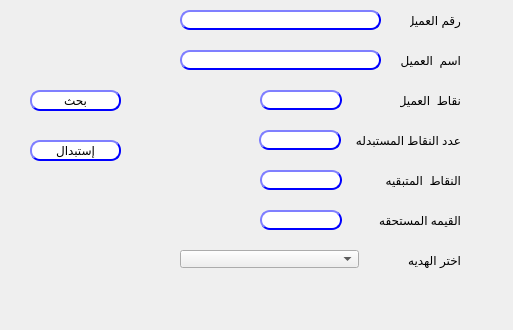
shymaa123456/HyperPOS2020, file presentation/loyalty_ui/redeemGift.ui: the form before one commit.
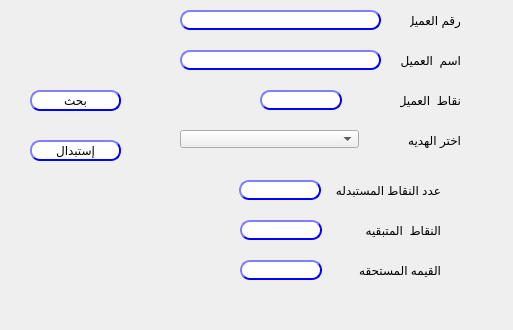
The form after the commit.

```diff
--- a/presentation/loyalty_ui/redeemGift.ui
+++ b/presentation/loyalty_ui/redeemGift.ui
@@ -169,8 +169,8 @@
    </property>
    <property name="geometry">
     <rect>
-     <x>259</x>
-     <y>130</y>
+     <x>239</x>
+     <y>180</y>
      <width>82</width>
      <height>20</height>
     </rect>
@@ -206,8 +206,8 @@
   <widget class="QLabel" name="label_17">
    <property name="geometry">
     <rect>
-     <x>350</x>
-     <y>130</y>
+     <x>330</x>
+     <y>180</y>
      <width>111</width>
      <height>20</height>
     </rect>
@@ -222,8 +222,8 @@
    </property>
    <property name="geometry">
     <rect>
-     <x>260</x>
-     <y>170</y>
+     <x>240</x>
+     <y>220</y>
      <width>82</width>
      <height>20</height>
     </rect>
@@ -259,8 +259,8 @@
   <widget class="QLabel" name="label_18">
    <property name="geometry">
     <rect>
-     <x>370</x>
-     <y>170</y>
+     <x>350</x>
+     <y>220</y>
      <width>91</width>
      <height>20</height>
     </rect>
@@ -272,8 +272,8 @@
   <widget class="QLabel" name="label_19">
    <property name="geometry">
     <rect>
-     <x>370</x>
-     <y>210</y>
+     <x>350</x>
+     <y>260</y>
      <width>91</width>
      <height>20</height>
     </rect>
@@ -288,8 +288,8 @@
    </property>
    <property name="geometry">
     <rect>
-     <x>260</x>
-     <y>210</y>
+     <x>240</x>
+     <y>260</y>
      <width>82</width>
      <height>20</height>
     </rect>
@@ -408,7 +408,7 @@
    <property name="geometry">
     <rect>
      <x>370</x>
-     <y>250</y>
+     <y>130</y>
      <width>91</width>
      <height>20</height>
     </rect>
@@ -421,7 +421,7 @@
    <property name="geometry">
     <rect>
      <x>180</x>
-     <y>250</y>
+     <y>130</y>
      <width>179</width>
      <height>18</height>
     </rect>
```
